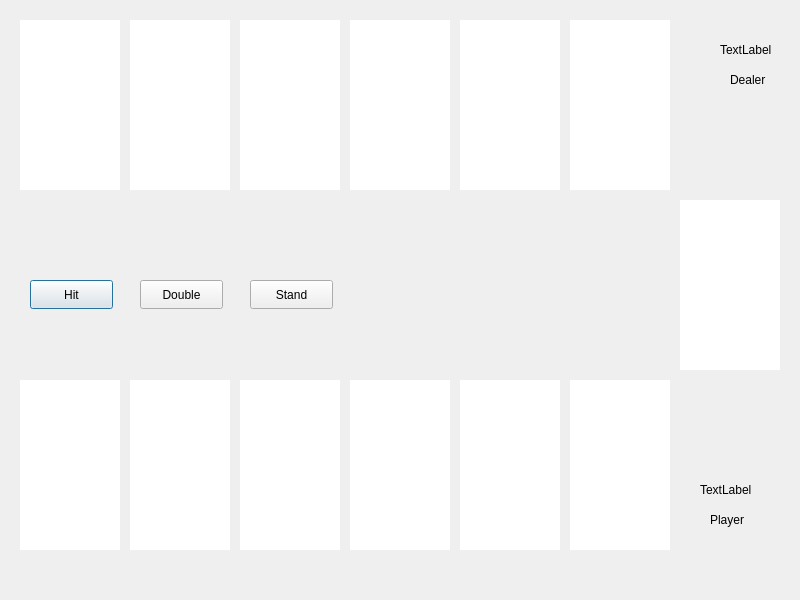
Before: the Qt Designer form game.ui in ZinchenkoVlad/BlackJack_QT, drawn with Qt 5.
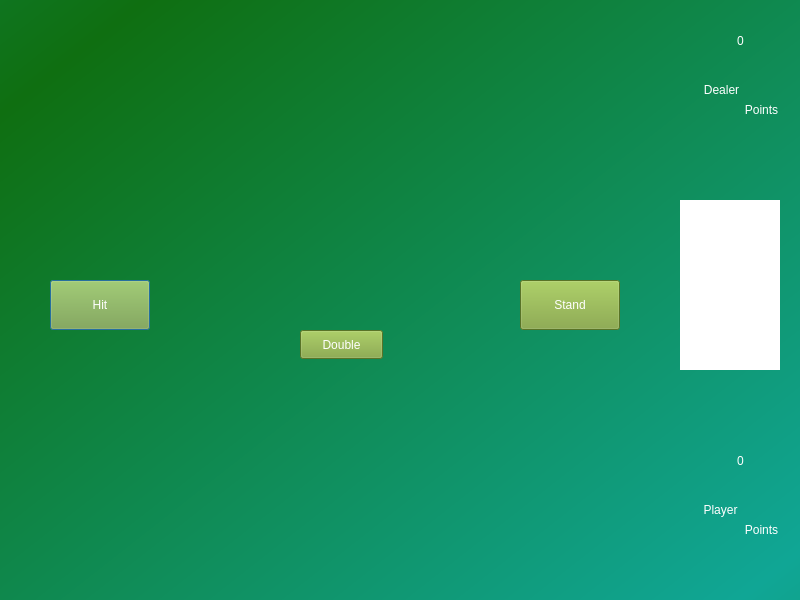
After: the same form once the commit is applied.

```diff
--- a/game.ui
+++ b/game.ui
@@ -13,15 +13,23 @@
   <property name="windowTitle">
    <string>Dialog</string>
   </property>
-  <widget class="QPushButton" name="pushButton">
+  <property name="styleSheet">
+   <string notr="true">background-color: qlineargradient(spread:reflect, x1:0.09, y1:0.096, x2:0.977, y2:0.939101, stop:0 rgba(15, 111, 17, 255), stop:1 rgba(16, 166, 149, 255));</string>
+  </property>
+  <widget class="QPushButton" name="btnHit">
    <property name="geometry">
     <rect>
-     <x>30</x>
+     <x>50</x>
      <y>280</y>
-     <width>83</width>
-     <height>29</height>
+     <width>100</width>
+     <height>50</height>
     </rect>
    </property>
+   <property name="styleSheet">
+    <string notr="true">font: 12pt &quot;Segoe UI&quot;;
+color: rgb(255, 255, 255);
+background-color: rgb(125, 162, 55);</string>
+   </property>
    <property name="text">
     <string>Hit</string>
    </property>
@@ -29,12 +37,17 @@
   <widget class="QPushButton" name="pushButton_2">
    <property name="geometry">
     <rect>
-     <x>250</x>
+     <x>520</x>
      <y>280</y>
-     <width>83</width>
-     <height>29</height>
+     <width>100</width>
+     <height>50</height>
     </rect>
    </property>
+   <property name="styleSheet">
+    <string notr="true">font: 12pt &quot;Segoe UI&quot;;
+color: rgb(255, 255, 255);
+background-color: rgb(125, 162, 55);</string>
+   </property>
    <property name="text">
     <string>Stand</string>
    </property>
@@ -42,12 +55,17 @@
   <widget class="QPushButton" name="pushButton_3">
    <property name="geometry">
     <rect>
-     <x>140</x>
-     <y>280</y>
+     <x>300</x>
+     <y>330</y>
      <width>83</width>
      <height>29</height>
     </rect>
    </property>
+   <property name="styleSheet">
+    <string notr="true">font: 12pt &quot;Segoe UI&quot;;
+color: rgb(255, 255, 255);
+background-color: rgb(125, 162, 55);</string>
+   </property>
    <property name="text">
     <string>Double</string>
    </property>
@@ -56,53 +74,85 @@
    <property name="geometry">
     <rect>
      <x>720</x>
-     <y>40</y>
-     <width>63</width>
-     <height>20</height>
+     <y>20</y>
+     <width>41</width>
+     <height>41</height>
     </rect>
    </property>
+   <property name="styleSheet">
+    <string notr="true">font: 12pt &quot;Segoe UI&quot;;
+color: rgb(255, 255, 255);
+background-color: rgba(255, 255, 255, 0);</string>
+   </property>
    <property name="text">
-    <string>TextLabel</string>
+    <string>0</string>
+   </property>
+   <property name="alignment">
+    <set>Qt::AlignCenter</set>
    </property>
   </widget>
   <widget class="QLabel" name="label_2">
    <property name="geometry">
     <rect>
-     <x>730</x>
-     <y>70</y>
+     <x>690</x>
+     <y>80</y>
      <width>63</width>
      <height>20</height>
     </rect>
    </property>
+   <property name="styleSheet">
+    <string notr="true">font: 12pt &quot;Segoe UI&quot;;
+color: rgb(255, 255, 255);
+background-color: rgba(255, 255, 255, 0);</string>
+   </property>
    <property name="text">
     <string>Dealer</string>
    </property>
+   <property name="alignment">
+    <set>Qt::AlignCenter</set>
+   </property>
   </widget>
   <widget class="QLabel" name="labelPlayer">
    <property name="geometry">
     <rect>
-     <x>700</x>
-     <y>480</y>
-     <width>63</width>
-     <height>20</height>
+     <x>720</x>
+     <y>440</y>
+     <width>41</width>
+     <height>41</height>
     </rect>
    </property>
+   <property name="styleSheet">
+    <string notr="true">font: 12pt &quot;Segoe UI&quot;;
+color: rgb(255, 255, 255);
+background-color: rgba(255, 255, 255, 0);</string>
+   </property>
    <property name="text">
-    <string>TextLabel</string>
+    <string>0</string>
+   </property>
+   <property name="alignment">
+    <set>Qt::AlignCenter</set>
    </property>
   </widget>
   <widget class="QLabel" name="label_4">
    <property name="geometry">
     <rect>
-     <x>710</x>
-     <y>510</y>
-     <width>63</width>
+     <x>690</x>
+     <y>500</y>
+     <width>61</width>
      <height>20</height>
     </rect>
    </property>
+   <property name="styleSheet">
+    <string notr="true">font: 12pt &quot;Segoe UI&quot;;
+color: rgb(255, 255, 255);
+background-color: rgba(255, 255, 255, 0);</string>
+   </property>
    <property name="text">
     <string>Player</string>
    </property>
+   <property name="alignment">
+    <set>Qt::AlignCenter</set>
+   </property>
   </widget>
   <widget class="QLabel" name="imgPlayer1">
    <property name="geometry">
@@ -114,7 +164,7 @@
     </rect>
    </property>
    <property name="styleSheet">
-    <string notr="true">background-color: rgb(255, 255, 255);</string>
+    <string notr="true">background-color: rgba(255, 255, 255, 0);</string>
    </property>
    <property name="text">
     <string/>
@@ -130,7 +180,7 @@
     </rect>
    </property>
    <property name="styleSheet">
-    <string notr="true">background-color: rgb(255, 255, 255);</string>
+    <string notr="true">background-color: rgba(255, 255, 255, 0);</string>
    </property>
    <property name="text">
     <string/>
@@ -146,7 +196,7 @@
     </rect>
    </property>
    <property name="styleSheet">
-    <string notr="true">background-color: rgb(255, 255, 255);</string>
+    <string notr="true">background-color: rgba(255, 255, 255, 0);</string>
    </property>
    <property name="text">
     <string/>
@@ -162,7 +212,7 @@
     </rect>
    </property>
    <property name="styleSheet">
-    <string notr="true">background-color: rgb(255, 255, 255);</string>
+    <string notr="true">background-color: rgba(255, 255, 255, 0);</string>
    </property>
    <property name="text">
     <string/>
@@ -178,7 +228,7 @@
     </rect>
    </property>
    <property name="styleSheet">
-    <string notr="true">background-color: rgb(255, 255, 255);</string>
+    <string notr="true">background-color: rgba(255, 255, 255, 0);</string>
    </property>
    <property name="text">
     <string/>
@@ -194,7 +244,7 @@
     </rect>
    </property>
    <property name="styleSheet">
-    <string notr="true">background-color: rgb(255, 255, 255);</string>
+    <string notr="true">background-color: rgba(255, 255, 255, 0);</string>
    </property>
    <property name="text">
     <string/>
@@ -210,7 +260,7 @@
     </rect>
    </property>
    <property name="styleSheet">
-    <string notr="true">background-color: rgb(255, 255, 255);</string>
+    <string notr="true">background-color: rgba(255, 255, 255, 0);</string>
    </property>
    <property name="text">
     <string/>
@@ -226,7 +276,7 @@
     </rect>
    </property>
    <property name="styleSheet">
-    <string notr="true">background-color: rgb(255, 255, 255);</string>
+    <string notr="true">background-color: rgba(255, 255, 255, 0);</string>
    </property>
    <property name="text">
     <string/>
@@ -242,7 +292,7 @@
     </rect>
    </property>
    <property name="styleSheet">
-    <string notr="true">background-color: rgb(255, 255, 255);</string>
+    <string notr="true">background-color: rgba(255, 255, 255, 0);</string>
    </property>
    <property name="text">
     <string/>
@@ -258,7 +308,7 @@
     </rect>
    </property>
    <property name="styleSheet">
-    <string notr="true">background-color: rgb(255, 255, 255);</string>
+    <string notr="true">background-color: rgba(255, 255, 255, 0);</string>
    </property>
    <property name="text">
     <string/>
@@ -274,7 +324,7 @@
     </rect>
    </property>
    <property name="styleSheet">
-    <string notr="true">background-color: rgb(255, 255, 255);</string>
+    <string notr="true">background-color: rgba(255, 255, 255, 0);</string>
    </property>
    <property name="text">
     <string/>
@@ -290,7 +340,7 @@
     </rect>
    </property>
    <property name="styleSheet">
-    <string notr="true">background-color: rgb(255, 255, 255);</string>
+    <string notr="true">background-color: rgba(255, 255, 255, 0);</string>
    </property>
    <property name="text">
     <string/>
@@ -312,6 +362,48 @@
     <string/>
    </property>
   </widget>
+  <widget class="QLabel" name="label_3">
+   <property name="geometry">
+    <rect>
+     <x>730</x>
+     <y>100</y>
+     <width>63</width>
+     <height>20</height>
+    </rect>
+   </property>
+   <property name="styleSheet">
+    <string notr="true">font: 12pt &quot;Segoe UI&quot;;
+color: rgb(255, 255, 255);
+background-color: rgba(255, 255, 255, 0);</string>
+   </property>
+   <property name="text">
+    <string>Points</string>
+   </property>
+   <property name="alignment">
+    <set>Qt::AlignCenter</set>
+   </property>
+  </widget>
+  <widget class="QLabel" name="label_5">
+   <property name="geometry">
+    <rect>
+     <x>730</x>
+     <y>520</y>
+     <width>63</width>
+     <height>20</height>
+    </rect>
+   </property>
+   <property name="styleSheet">
+    <string notr="true">font: 12pt &quot;Segoe UI&quot;;
+color: rgb(255, 255, 255);
+background-color: rgba(255, 255, 255, 0);</string>
+   </property>
+   <property name="text">
+    <string>Points</string>
+   </property>
+   <property name="alignment">
+    <set>Qt::AlignCenter</set>
+   </property>
+  </widget>
   <zorder>imgBackCard</zorder>
   <zorder>pushButton</zorder>
   <zorder>pushButton_2</zorder>
```
Left out of the diff: 12 changed lines with no effect on the pictures.
